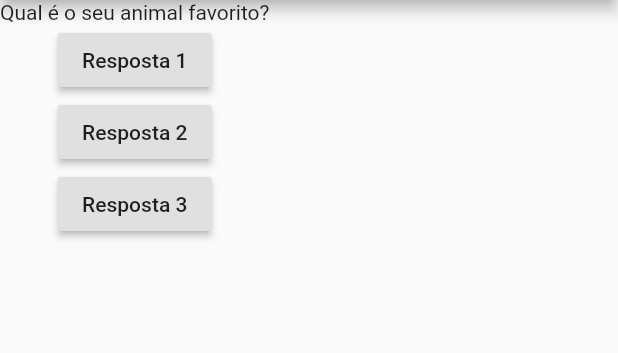
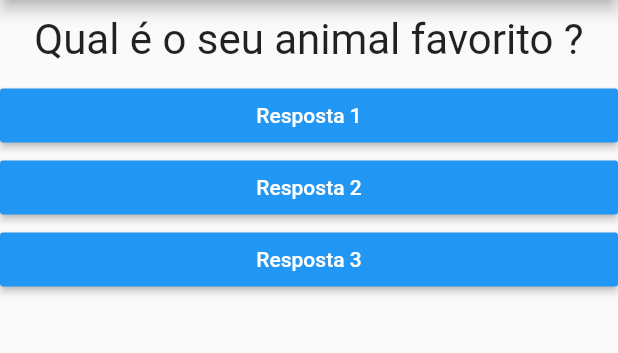
Before and after one commit to daniloWD/FlutterUdemy_LeonardoLeitao, a Flutter app: the screen it shows after launch, after a tap on "Resposta 1", on a phone screen of 412 x 824 dp, the part 84-437 px from its top. Run offline on Flutter 3.47's test engine with Material 2 defaults, Android fonts, the phone set to English and light mode, and no system bars.

Commit message:
projeto_perguntas Aula 35-43

```diff
--- /dev/null
+++ b/projeto_perguntas/lib/answer.dart
@@ -0,0 +1,21 @@
+import 'package:flutter/material.dart';
+
+class Answer extends StatelessWidget {
+  final String answer;
+  final void Function() onSelected;
+
+  Answer(this.answer, this.onSelected);
+
+  @override
+  Widget build(BuildContext context) {
+    return Container(
+      width: double.infinity,
+      child: RaisedButton(
+        textColor: Colors.white,
+        color: Colors.blue,
+        child: Text(answer),
+        onPressed: onSelected,
+      ),
+    );
+  }
+}
--- a/projeto_perguntas/lib/main.dart
+++ b/projeto_perguntas/lib/main.dart
@@ -1,23 +1,30 @@
 import 'package:flutter/material.dart';
+import 'package:projeto_perguntas/answer.dart';
+
+import './question.dart';
 
 main() => runApp(PerguntaApp());
 
-class PerguntaAppState extends State<PerguntaApp> {
-  int perguntaSelecionada = 0;
+class _PerguntaAppState extends State<PerguntaApp> {
+  int _perguntaSelecionada = 0;
 
   @override
   Widget build(BuildContext context) {
-    final List<String> perguntas = [
-      'Qual é a sua cor favorita?',
-      'Qual é o seu animal favorito?',
-      'Qual é o seu time?'
+    final List<Map<String, Object>> perguntas = [
+      {
+        'texto': 'Qual é a sua cor favorita ?',
+        'respostas': ['Preto', 'Vermelho', 'Branco', 'Verde']
+      },
+      {
+        'texto': 'Qual é o seu animal favorito ?',
+        'respostas': ['Cachorro', 'Gato', 'Coelho', 'Macaco']
+      }
     ];
 
-    void responder() {
+    void _responder() {
       setState(() {
-        perguntaSelecionada++;
+        _perguntaSelecionada++;
       });
-      print('Pergunta respondida $perguntaSelecionada');
     }
 
     return MaterialApp(
@@ -28,27 +35,19 @@ class PerguntaAppState extends State<PerguntaApp> {
         ),
         body: Column(
           children: <Widget>[
-              Text(perguntas[perguntaSelecionada]),
-              RaisedButton(
-                child: Text('Resposta 1'),
-                onPressed: responder,
+            Question(perguntas[_perguntaSelecionada]['texto']),
+            Answer('Resposta 1', _responder),
+            Answer('Resposta 2', _responder),
+            Answer('Resposta 3', _responder),
+          ],
         ),
-              RaisedButton(
-                child: Text('Resposta 2'),
-                onPressed: responder,
       ),
-              RaisedButton(
-                child: Text('Resposta 3'),
-                onPressed: responder,
-              )
-            ],
-          )),
     );
   }
 }
 
 class PerguntaApp extends StatefulWidget {
-  PerguntaAppState createState() {
-    return PerguntaAppState();
+  _PerguntaAppState createState() {
+    return _PerguntaAppState();
   }
 }
--- /dev/null
+++ b/projeto_perguntas/lib/question.dart
@@ -0,0 +1,22 @@
+import 'package:flutter/material.dart';
+
+class Question extends StatelessWidget {
+  final String text;
+
+  Question(this.text);
+
+  @override
+  Widget build(BuildContext context) {
+    return Container(
+      width: double.infinity,
+      margin: EdgeInsets.all(10),
+      child: Text(
+        text,
+        style: TextStyle(
+          fontSize: 28,
+        ),
+        textAlign: TextAlign.center,
+      ),
+    );
+  }
+}
```
Lines whose indentation alone changed are shown as unchanged.
